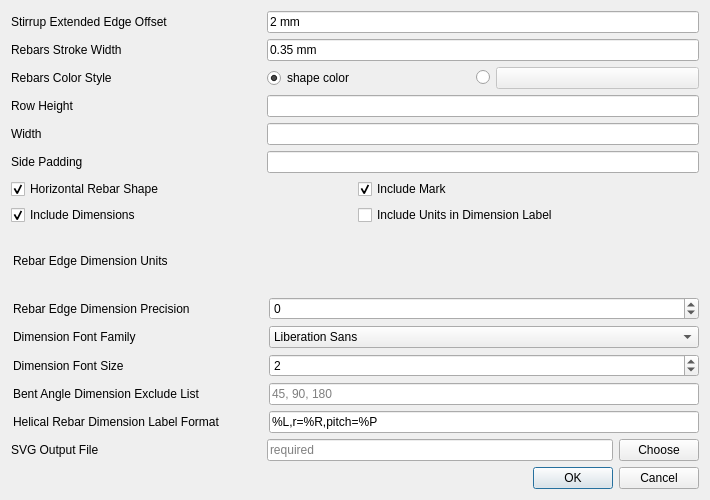
This is RebarShapeCutList/MainRebarShapeCutList.ui in amrit3701/FreeCAD-Reinforcement as Qt 5 draws it before an edit. The edited form follows.
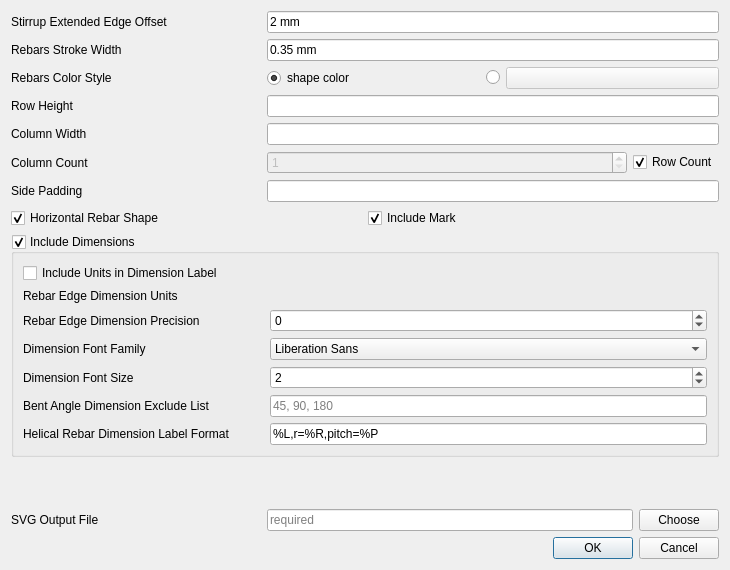
This is the edited form. Custom widgets are drawn as their Qt base class.

Commit message:
Generate RebarShape Cut List as Grid
Fix https://github.com/amrit3701/FreeCAD-Reinforcement/issues/83

What changed in the file:
```diff
--- a/RebarShapeCutList/MainRebarShapeCutList.ui
+++ b/RebarShapeCutList/MainRebarShapeCutList.ui
@@ -6,8 +6,8 @@
    <rect>
     <x>0</x>
     <y>0</y>
-    <width>710</width>
-    <height>500</height>
+    <width>730</width>
+    <height>570</height>
    </rect>
   </property>
   <property name="windowTitle">
@@ -216,7 +216,7 @@
         </size>
        </property>
        <property name="text">
-        <string>Width</string>
+        <string>Column Width</string>
        </property>
       </widget>
      </item>
@@ -241,6 +241,59 @@
      </item>
     </layout>
    </item>
+   <item>
+    <layout class="QHBoxLayout" name="horizontalLayout_17">
+     <item>
+      <widget class="QLabel" name="columnCountLabel">
+       <property name="minimumSize">
+        <size>
+         <width>250</width>
+         <height>0</height>
+        </size>
+       </property>
+       <property name="text">
+        <string>Column Count</string>
+       </property>
+      </widget>
+     </item>
+     <item>
+      <layout class="QHBoxLayout" name="horizontalLayout_16">
+       <item>
+        <widget class="Gui::PrefSpinBox" name="columnCount">
+         <property name="enabled">
+          <bool>false</bool>
+         </property>
+         <property name="sizePolicy">
+          <sizepolicy hsizetype="Expanding" vsizetype="Fixed">
+           <horstretch>0</horstretch>
+           <verstretch>0</verstretch>
+          </sizepolicy>
+         </property>
+         <property name="toolTip">
+          <string>The number of columns in rebar shape cut list</string>
+         </property>
+         <property name="minimum">
+          <number>1</number>
+         </property>
+        </widget>
+       </item>
+       <item>
+        <widget class="Gui::PrefCheckBox" name="rowCountCheckBox">
+         <property name="toolTip">
+          <string>Set column_count &lt;= row_count</string>
+         </property>
+         <property name="text">
+          <string>Row Count</string>
+         </property>
+         <property name="checked">
+          <bool>true</bool>
+         </property>
+        </widget>
+       </item>
+      </layout>
+     </item>
+    </layout>
+   </item>
    <item>
     <layout class="QHBoxLayout" name="horizontalLayout_11">
      <item>
@@ -308,54 +361,34 @@
     </layout>
    </item>
    <item>
-    <layout class="QHBoxLayout" name="horizontalLayout_12">
-     <item>
-      <widget class="Gui::PrefCheckBox" name="includeDimensions">
-       <property name="toolTip">
-        <string>&lt;html&gt;&lt;head/&gt;&lt;body&gt;&lt;p&gt;If Checked, then each rebar edge dimensions and bent angle dimensions will be included in rebar shape cut list&lt;/p&gt;&lt;/body&gt;&lt;/html&gt;</string>
-       </property>
-       <property name="text">
-        <string>Include Dimensions</string>
-       </property>
-       <property name="checked">
-        <bool>true</bool>
-       </property>
-      </widget>
-     </item>
-     <item>
-      <widget class="Gui::PrefCheckBox" name="includeUnitsInDimensionLabel">
-       <property name="toolTip">
-        <string>&lt;html&gt;&lt;head/&gt;&lt;body&gt;&lt;p&gt;If Checked, then rebar edge length units will be shown in dimension label&lt;/p&gt;&lt;/body&gt;&lt;/html&gt;</string>
-       </property>
-       <property name="text">
-        <string>Include Units in Dimension Label</string>
-       </property>
-      </widget>
-     </item>
-    </layout>
-   </item>
-   <item>
-    <widget class="QWidget" name="dimensionDataWidget" native="true">
-     <layout class="QVBoxLayout" name="verticalLayout">
-      <property name="leftMargin">
-       <number>2</number>
-      </property>
-      <property name="topMargin">
-       <number>0</number>
-      </property>
-      <property name="rightMargin">
-       <number>0</number>
-      </property>
-      <property name="bottomMargin">
-       <number>0</number>
-      </property>
+    <widget class="QGroupBox" name="includeDimensions">
+     <property name="toolTip">
+      <string>&lt;html&gt;&lt;head/&gt;&lt;body&gt;&lt;p&gt;If Checked, then each rebar edge dimensions and bent angle dimensions will be included in rebar shape cut list&lt;/p&gt;&lt;/body&gt;&lt;/html&gt;</string>
+     </property>
+     <property name="title">
+      <string>Include Dimensions</string>
+     </property>
+     <property name="checkable">
+      <bool>true</bool>
+     </property>
+     <layout class="QVBoxLayout" name="verticalLayout_3">
+      <item>
+       <widget class="Gui::PrefCheckBox" name="includeUnitsInDimensionLabel">
+        <property name="toolTip">
+         <string>&lt;html&gt;&lt;head/&gt;&lt;body&gt;&lt;p&gt;If Checked, then rebar edge length units will be shown in dimension label&lt;/p&gt;&lt;/body&gt;&lt;/html&gt;</string>
+        </property>
+        <property name="text">
+         <string>Include Units in Dimension Label</string>
+        </property>
+       </widget>
+      </item>
       <item>
        <layout class="QHBoxLayout" name="rebarEdgeDimensionUnitsHLayout">
         <item>
          <widget class="QLabel" name="rebarEdgeDimensionUnitsLabel">
           <property name="minimumSize">
            <size>
-            <width>250</width>
+            <width>241</width>
             <height>0</height>
            </size>
           </property>
@@ -375,7 +408,7 @@
          <widget class="QLabel" name="rebarEdgeDimensionPrecisionLabel">
           <property name="minimumSize">
            <size>
-            <width>250</width>
+            <width>241</width>
             <height>0</height>
            </size>
           </property>
@@ -408,7 +441,7 @@
          <widget class="QLabel" name="dimensionFontFamilyLabel">
           <property name="minimumSize">
            <size>
-            <width>250</width>
+            <width>241</width>
             <height>0</height>
            </size>
           </property>
@@ -444,7 +477,7 @@
          <widget class="QLabel" name="dimensionFontSizeLabel">
           <property name="minimumSize">
            <size>
-            <width>250</width>
+            <width>241</width>
             <height>0</height>
            </size>
           </property>
@@ -477,7 +510,7 @@
          <widget class="QLabel" name="bentAngleDimensionExcludeListLabel">
           <property name="minimumSize">
            <size>
-            <width>250</width>
+            <width>241</width>
             <height>0</height>
            </size>
           </property>
@@ -504,7 +537,7 @@
          <widget class="QLabel" name="helicalRebarDimensionLabelFormatLabel">
           <property name="minimumSize">
            <size>
-            <width>250</width>
+            <width>241</width>
             <height>0</height>
            </size>
           </property>
@@ -534,6 +567,24 @@
      </layout>
     </widget>
    </item>
+   <item>
+    <widget class="QWidget" name="dimensionDataWidget" native="true">
+     <layout class="QVBoxLayout" name="verticalLayout">
+      <property name="leftMargin">
+       <number>2</number>
+      </property>
+      <property name="topMargin">
+       <number>0</number>
+      </property>
+      <property name="rightMargin">
+       <number>0</number>
+      </property>
+      <property name="bottomMargin">
+       <number>0</number>
+      </property>
+     </layout>
+    </widget>
+   </item>
    <item>
     <layout class="QHBoxLayout" name="horizontalLayout_14">
      <item>
```
Left out of the diff: 50 changed lines with no effect on the pictures. The commit also changes 4 other files.
